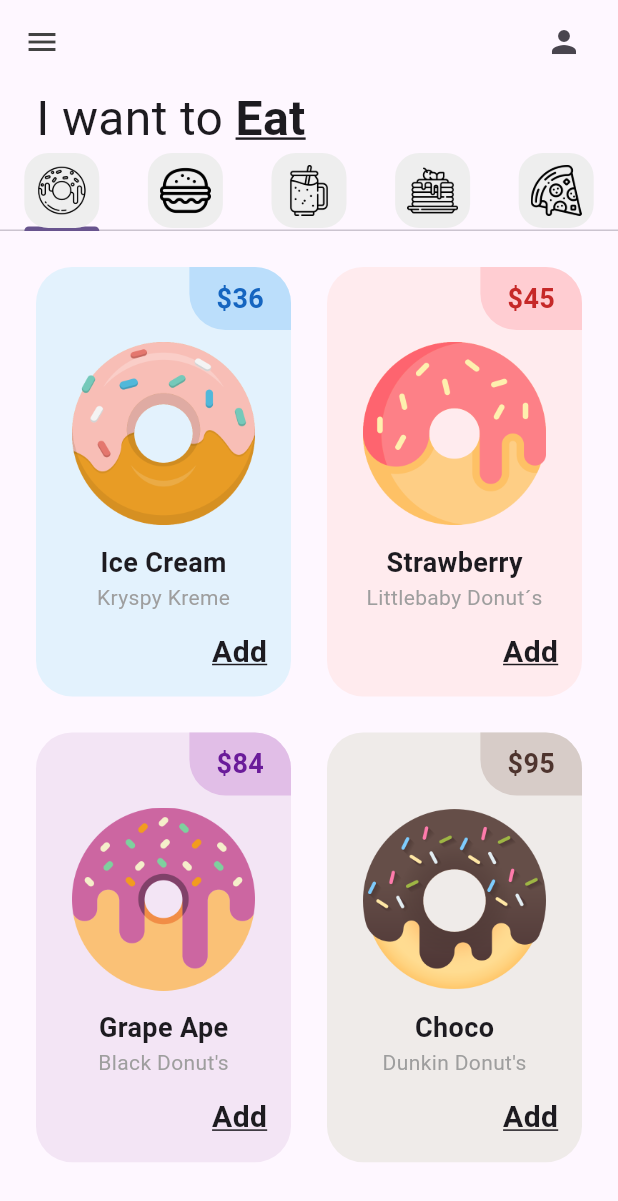
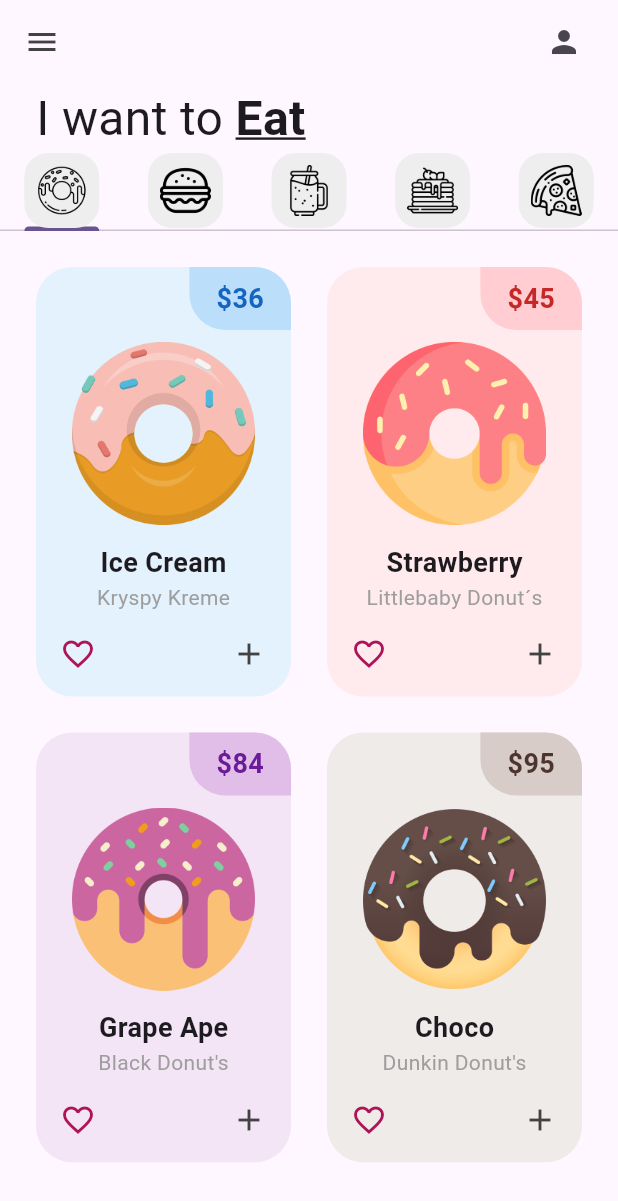
Before and after one commit to alejandroqm144/donut_app_4sa, a Flutter app: the screen it shows after launch, on a phone screen of 412 x 824 dp. Shown: the top 1201 px of the screen. Run offline on Flutter 3.47's test engine with Material 3 defaults, Android fonts, the phone set to English and light mode, and no system bars.

Commit message:
DonutTile Finished (class design)

```diff
--- a/lib/utils/donut_tile.dart
+++ b/lib/utils/donut_tile.dart
@@ -86,23 +86,17 @@
               ),
             ),
 
-            // Add Bottom
-            Row(
-              mainAxisAlignment: MainAxisAlignment.end,
-              children: [
-                Padding(
-                  padding: const EdgeInsets.only(right: 16.0),
-                  child: Text('Add',
-                  style: const TextStyle(
-                    fontWeight: FontWeight.bold,
-                    fontSize: 20,
-                    decoration: TextDecoration.underline),
-                    ),
-                ),
-              ],
-            ),
-
             //Icons
+            Padding(
+              padding: const EdgeInsets.symmetric(horizontal: 16.0, vertical: 4.0),
+              child: Row(
+                mainAxisAlignment: MainAxisAlignment.spaceBetween,
+                children: [
+                Icon(Icons.favorite_border, color: Colors.pink[800]),
+                Icon(Icons.add,
+                color: Colors.grey[800]),
+              ],),
+            )
 
           ],),
       ),
```
